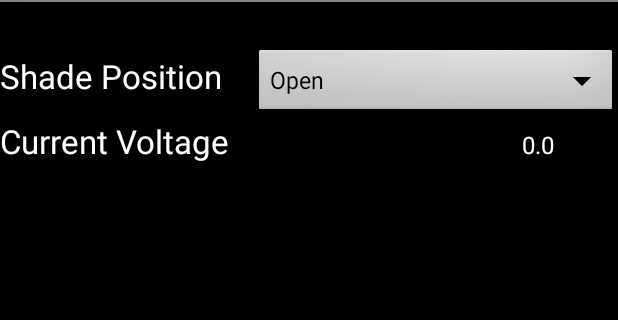
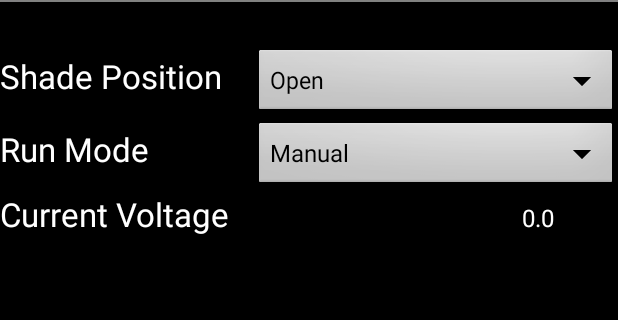
Before and after one commit to zwindoloski/CanopyApp2, an Android app: the ShadeActivity screen opened directly, with no data from a screen before it, on a phone screen of 412 x 824 dp, the part 36-356 px from its top. Run offline under Robolectric (Android 15) with nearby library versions, the phone set to English and light mode, and no system bars; 13 statements that could not run were skipped.

Commit message:
Shades Now Have Run Modes

```diff
--- a/app/src/main/java/com/example/greengiant/canopy2/CreateShadeActivity.java
+++ b/app/src/main/java/com/example/greengiant/canopy2/CreateShadeActivity.java
@@ -34,6 +34,7 @@ public class CreateShadeActivity extends Activity {
         roomArrayAdapter.setDropDownViewResource(android.R.layout.simple_spinner_dropdown_item);
         roomSpinner.setAdapter(roomArrayAdapter);
 
+        final Spinner modeSpinner = (Spinner) findViewById(R.id.spinnerShadeModeCreate);
         final EditText shadeNameET = (EditText) findViewById(R.id.create_shade_edit_text);
         final Button createShadeButton = (Button) findViewById(R.id.new_shade_create_bttn);
         createShadeButton.setOnClickListener(new View.OnClickListener() {
@@ -49,6 +50,7 @@ public class CreateShadeActivity extends Activity {
                     shade.setUser_id(10);
                     shade.setAway(true);
                     shade.setStatus("Open");
+                    shade.setRun_mode(modeSpinner.getSelectedItem().toString());
                     new CreateShadeTask().execute();
                 }
             }
--- a/app/src/main/java/com/example/greengiant/canopy2/ShadeActivity.java
+++ b/app/src/main/java/com/example/greengiant/canopy2/ShadeActivity.java
@@ -49,12 +49,39 @@ public class ShadeActivity extends Activity {
                 }
             }
         }
+
+        final Spinner spinnerRunMode = (Spinner) findViewById(R.id.spinnerShadeMode);
+        if (shade.getRun_mode() != null) {
+            Resources res = getResources();
+            String[] positions = res.getStringArray(R.array.run_mode);
+            for (int i=0; i<positions.length;i++){
+                if (positions[i].equalsIgnoreCase(shade.getStatus())){
+                    spinnerShadePosition.setSelection(i,true);
+                }
+            }
+        }
+
         spinnerShadePosition.setOnItemSelectedListener(new AdapterView.OnItemSelectedListener() {
             @Override
             public void onItemSelected(AdapterView<?> parent, View view, int position, long id) {
                 Resources res = getResources();
                 String[] positions = res.getStringArray(R.array.shade_positions);
                 shade.setStatus(positions[position]);
+                new UpdateAttributeTask().execute();
+            }
+
+            @Override
+            public void onNothingSelected(AdapterView<?> parent) {
+                //do nothing
+            }
+        });
+
+        spinnerRunMode.setOnItemSelectedListener(new AdapterView.OnItemSelectedListener() {
+            @Override
+            public void onItemSelected(AdapterView<?> parent, View view, int position, long id) {
+                Resources res = getResources();
+                String[] positions = res.getStringArray(R.array.run_mode);
+                shade.setRun_mode(positions[position]);
                 new UpdateAttributeTask().execute();
             }
 
--- a/app/src/main/res/layout/shade.xml
+++ b/app/src/main/res/layout/shade.xml
@@ -35,6 +35,27 @@
     </LinearLayout>
 
     <LinearLayout
+        android:layout_width="fill_parent"
+        android:layout_height="wrap_content">
+
+        <TextView
+            android:id="@+id/shadeModeTextView"
+            android:layout_width="0dip"
+            android:layout_height="wrap_content"
+            android:text="@string/run_mode"
+            android:textAppearance="?android:attr/textAppearanceLarge"
+            android:layout_weight="0.7"/>
+
+        <Spinner
+            android:id="@+id/spinnerShadeMode"
+            android:layout_width="0dip"
+            android:layout_height="wrap_content"
+            android:layout_weight="1"
+            android:entries="@array/run_mode"/>
+
+    </LinearLayout>
+
+    <LinearLayout
         android:id="@+id/linearLayout2"
         android:layout_width="fill_parent"
         android:layout_height="wrap_content">
--- a/app/src/main/res/values/strings.xml
+++ b/app/src/main/res/values/strings.xml
@@ -17,6 +17,7 @@
     <string name="new_shade_hint">Name of New Shade</string>
     <string name="blank_shade_name_error_toast">Shade Name cannot be blank.</string>
     <string name="select_room">Select Room</string>
+    <string name="run_mode">Run Mode</string>
 
     <string-array name="shade_positions">
         <item>Open</item>
@@ -25,4 +26,10 @@
         <item>Half Closed Down</item>
     </string-array>
 
+    <string-array name="run_mode">
+        <item>Manual</item>
+        <item>Energy Saving</item>
+        <item>Schedule</item>
+    </string-array>
+
 </resources>
```
Also changed, not shown: app/src/main/java/com/example/greengiant/canopy2/Shade.java (+10 -0 lines), app/src/main/res/layout/create_shade.xml (+21 -0 lines).
